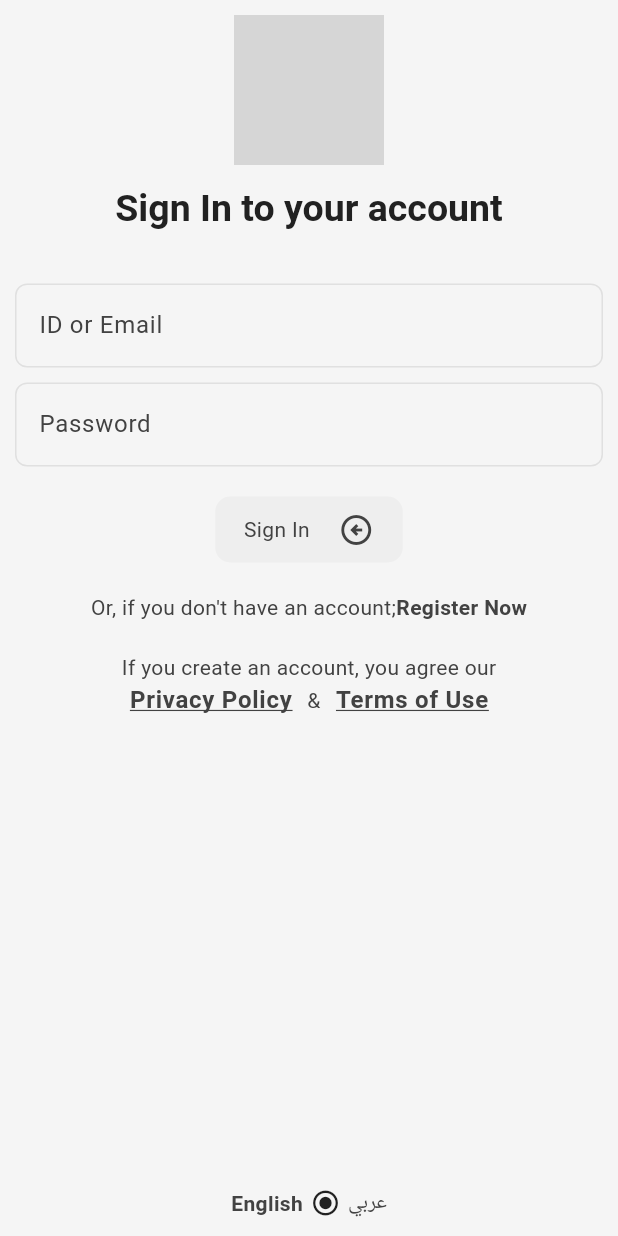
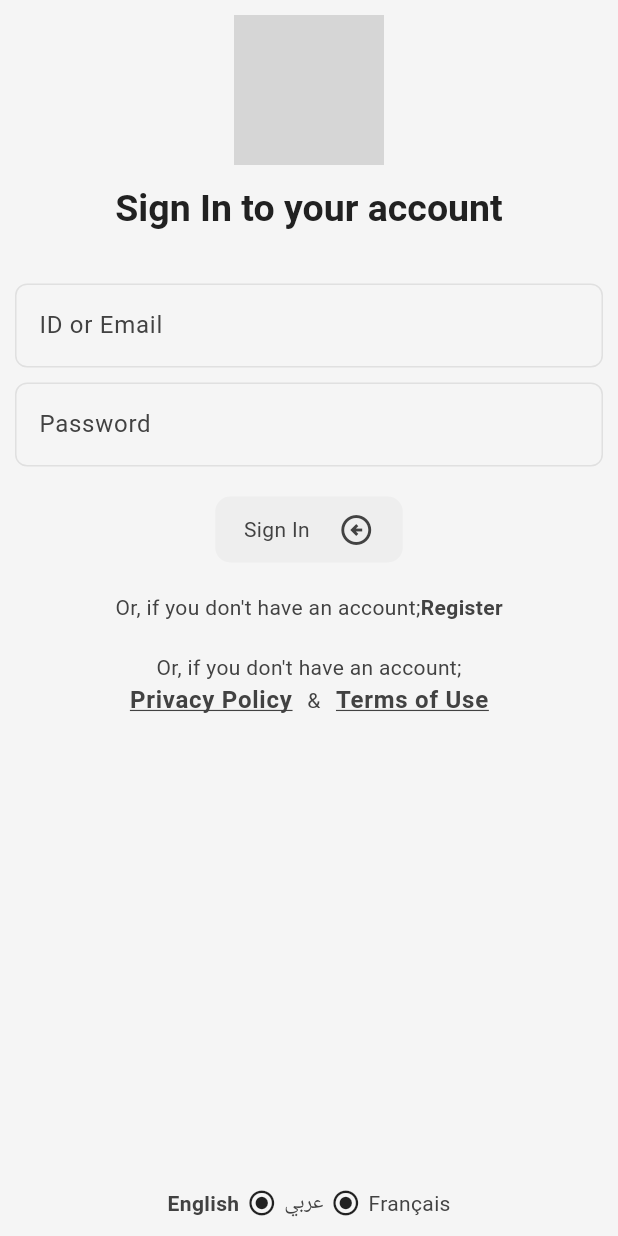
Before and after one commit to Yahya56SR/Focus-Planner, a Flutter app: the screen it shows after launch, on a phone screen of 412 x 824 dp. Run offline on Flutter 3.47's test engine with Material 3 defaults, Android fonts, the light colour scheme and no system bars; our stand-ins replace firebase_auth, firebase_core, flutter_bloc, google_sign_in, lottie; missing offline and left inert: flutter_inappwebview; accounts and stored records are empty; grey boxes are pictures that could not be loaded.

Commit message:
modified:   lib/app.dart 	modified:   lib/features/auth/presentation/pages/auth_page.dart 	modified:   lib/features/auth/presentation/pages/login_page.dart 	modified:   lib/features/auth/presentation/pages/register_page.dart 	modified:   lib/l10n/app_localizations.dart 	modified:   lib/l10n/app_localizations_en.dart 	modified:   lib/l10n/app_localizations_fr.dart 	modified:   lib/l10n/intl_en.arb 	modified:   lib/l10n/intl_fr.arb

```diff
--- a/lib/app.dart
+++ b/lib/app.dart
@@ -41,7 +41,7 @@ class _MyAppState extends State<MyApp> {
         supportedLocales: AppLocalizations.supportedLocales,
         routes: {
           '/': (context) => MyBlocConsumer(),
-          '/auth': (context) => AuthPage(setLocale: setLocale,),
+          '/auth': (context) => AuthPage(setLocale: setLocale, currentLocale: _locale,),
           '/intro': (context) => IntroPage(),
 
         },
--- a/lib/features/auth/presentation/pages/auth_page.dart
+++ b/lib/features/auth/presentation/pages/auth_page.dart
@@ -4,8 +4,13 @@ import 'package:focus_planner/features/auth/presentation/pages/register_page.dar
 
 class AuthPage extends StatefulWidget {
   final void Function(Locale)? setLocale;
+  final Locale? currentLocale;
 
-  const AuthPage({super.key, this.setLocale});
+  const AuthPage({
+    super.key,
+    this.setLocale,
+    this.currentLocale,
+  });
 
   @override
   State<AuthPage> createState() => _AuthPageState();
@@ -28,11 +33,13 @@ class _AuthPageState extends State<AuthPage> {
       return LoginPage(
         togglePages: togglePages,
         setLocale: widget.setLocale,
+        currentLocale: widget.currentLocale,
       );
     } else {
       return RegisterPage(
         togglePages: togglePages,
         setLocale: widget.setLocale,
+        currentLocale: widget.currentLocale,
       );
     }
   }
--- a/lib/features/auth/presentation/pages/login_page.dart
+++ b/lib/features/auth/presentation/pages/login_page.dart
@@ -10,11 +10,13 @@ import 'package:lottie/lottie.dart';
 class LoginPage extends StatefulWidget {
   final void Function()? togglePages;
   final void Function(Locale)? setLocale;
+  final Locale? currentLocale;
 
   const LoginPage({
     super.key,
     required this.togglePages,
     this.setLocale,
+    this.currentLocale,
   });
 
   @override
@@ -170,7 +172,7 @@ class _LoginPageState extends State<LoginPage> with TickerProviderStateMixin {
                     GestureDetector(
                       onTap: widget.togglePages,
                       child: Text(
-                        'Register Now',
+                        AppLocalizations.of(context)!.register,
                         style: Theme.of(context)
                             .textTheme
                             .bodyMedium
@@ -183,22 +185,22 @@ class _LoginPageState extends State<LoginPage> with TickerProviderStateMixin {
                 AddSpace(height: 20),
 
                 // agree
-                Text('If you create an account, you agree our'),
+                Text(AppLocalizations.of(context)!.selectionCreateAccount),
                 Row(
                   mainAxisAlignment: MainAxisAlignment.center,
                   children: [
                     Text(
-                      'Privacy Policy',
+                      AppLocalizations.of(context)!.privacyPolicy,
                       style: Theme.of(context).textTheme.bodyLarge?.copyWith(
                             fontWeight: FontWeight.bold,
                             decoration: TextDecoration.underline,
                           ),
                     ),
                     AddSpace(width: 10),
-                    Text('&'),
+                    Text(AppLocalizations.of(context)!.and),
                     AddSpace(width: 10),
                     Text(
-                      'Terms of Use',
+                      AppLocalizations.of(context)!.termsOfUse,
                       style: Theme.of(context).textTheme.bodyLarge?.copyWith(
                             fontWeight: FontWeight.bold,
                             decoration: TextDecoration.underline,
@@ -220,7 +222,7 @@ class _LoginPageState extends State<LoginPage> with TickerProviderStateMixin {
                         child: Text(
                           'English',
                           style: Theme.of(context).textTheme.bodyMedium?.copyWith(
-                                fontWeight: FontWeight.bold,
+                                fontWeight: widget.currentLocale == Locale('en') ? FontWeight.bold : null,
                               ),
                         ),
                       ),
@@ -233,8 +235,26 @@ class _LoginPageState extends State<LoginPage> with TickerProviderStateMixin {
                       GestureDetector(
                         onTap: () => widget.setLocale!(Locale('en')),
                         child: Text('عربي',
-                            style: Theme.of(context).textTheme.bodyMedium),
+                            style: Theme.of(context).textTheme.bodyMedium!.copyWith(
+                              fontWeight: widget.currentLocale == Locale('ar') ? FontWeight.bold : null,
+                            )
+                          ),
                       ),
+                      AddSpace(width: 5),
+                          Icon(
+                            Icons.radio_button_checked_sharp,
+                            size: 20,
+                          ),
+                          AddSpace(width: 5),
+                          GestureDetector(
+                            onTap: () => widget.setLocale!(Locale('fr')),
+                            child: Text(
+                              'Français',
+                              style: Theme.of(context).textTheme.bodyMedium!.copyWith(
+                                fontWeight: widget.currentLocale == Locale('fr') ? FontWeight.bold : null,
+                              )
+                            ),
+                          ),
                     ],
                   ),
                 )
--- a/lib/l10n/app_localizations.dart
+++ b/lib/l10n/app_localizations.dart
@@ -178,7 +178,7 @@ abstract class AppLocalizations {
   /// No description provided for @and.
   ///
   /// In en, this message translates to:
-  /// **'and'**
+  /// **'&'**
   String get and;
 
   /// No description provided for @termsOfUse.
--- a/lib/l10n/app_localizations_en.dart
+++ b/lib/l10n/app_localizations_en.dart
@@ -46,7 +46,7 @@ class AppLocalizationsEn extends AppLocalizations {
   String get privacyPolicy => 'Privacy Policy';
 
   @override
-  String get and => 'and';
+  String get and => '&';
 
   @override
   String get termsOfUse => 'Terms of Use';
--- a/lib/l10n/app_localizations_fr.dart
+++ b/lib/l10n/app_localizations_fr.dart
@@ -46,7 +46,7 @@ class AppLocalizationsFr extends AppLocalizations {
   String get privacyPolicy => 'Politique de Confidentialité';
 
   @override
-  String get and => 'et';
+  String get and => '&';
 
   @override
   String get termsOfUse => 'Conditions d\'Utilisation';
--- a/lib/l10n/intl_en.arb
+++ b/lib/l10n/intl_en.arb
@@ -12,7 +12,7 @@
     "signIn": "Sign In",
     "agree": "If you create an account, you agree with our",
     "privacyPolicy": "Privacy Policy",
-    "and": "and",
+    "and": "&",
     "termsOfUse": "Terms of Use",
     "signInTitle": "Sign In to your account",
     "selectionCreateAccount": "Or, if you don't have an account;",
--- a/lib/l10n/intl_fr.arb
+++ b/lib/l10n/intl_fr.arb
@@ -12,7 +12,7 @@
     "signIn": "Se connecter",
     "agree": "Si vous créez un compte, vous acceptez notre",
     "privacyPolicy": "Politique de Confidentialité",
-    "and": "et",
+    "and": "&",
     "termsOfUse": "Conditions d'Utilisation",
     "signInTitle": "Connectez-vous à votre compte",
     "selectionCreateAccount": "Ou, si vous n'avez pas de compte ;",
```
Also changed, not shown: lib/features/auth/presentation/pages/register_page.dart (+13 -7 lines).
